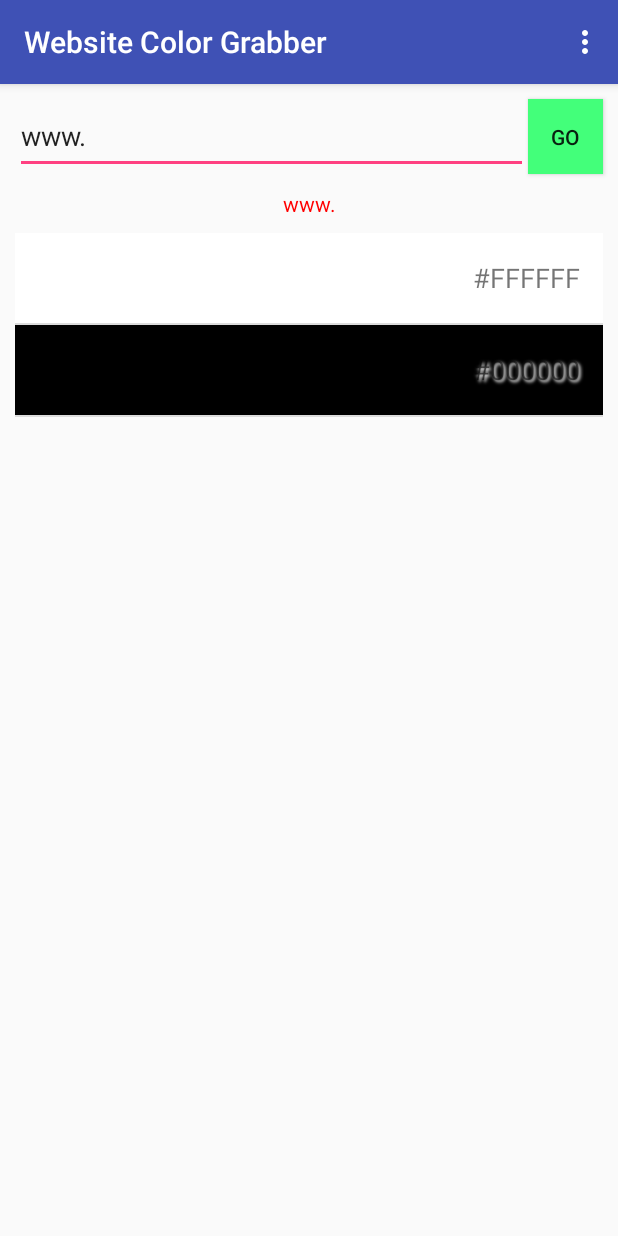
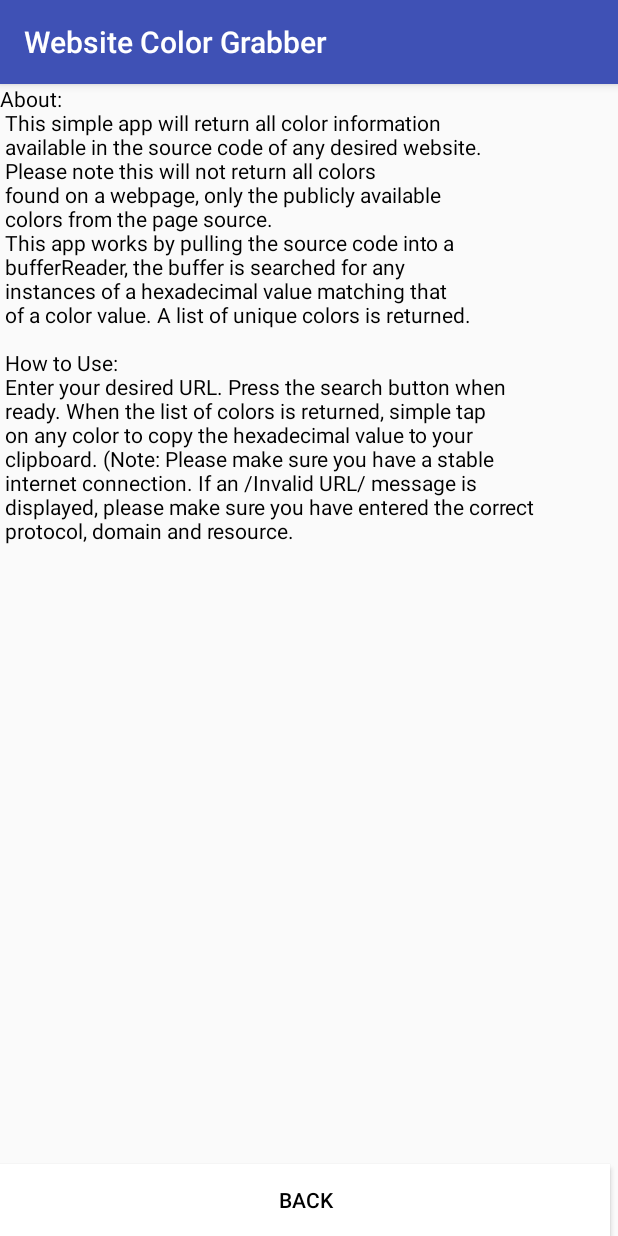
Before and after one commit to KevinMulkearn/SiteColorGrabber, an Android app: the screen it shows after launch (MainActivity before the commit, AboutActivity after it), in the options menu, after a tap on "About", on a phone screen of 412 x 824 dp. Run offline under Robolectric (Android 15) with nearby library versions, the phone set to English and light mode, and no system bars.

Commit message:
About activity added.

```diff
--- a/app/src/main/AndroidManifest.xml
+++ b/app/src/main/AndroidManifest.xml
@@ -19,6 +19,8 @@
                 <category android:name="android.intent.category.LAUNCHER" />
             </intent-filter>
         </activity>
+        <activity android:name=".AboutActivity"
+            android:screenOrientation="portrait"></activity>
     </application>
 
 </manifest>
--- /dev/null
+++ b/app/src/main/java/com/mulkearn/kevin/sitecolorgrabber/AboutActivity.java
@@ -0,0 +1,22 @@
+package com.mulkearn.kevin.sitecolorgrabber;
+
+import android.os.Bundle;
+import android.support.v7.app.AppCompatActivity;
+import android.content.Intent;
+import android.view.View;
+
+public class AboutActivity extends AppCompatActivity{
+
+    @Override
+    protected void onCreate(Bundle savedInstanceState) {
+        super.onCreate(savedInstanceState);
+        setContentView(R.layout.activity_about);
+    }
+
+    public void onReturnClick(View view){
+        Intent i = new Intent(this, MainActivity.class);
+        startActivity(i);
+    }
+
+
+}
--- a/app/src/main/java/com/mulkearn/kevin/sitecolorgrabber/MainActivity.java
+++ b/app/src/main/java/com/mulkearn/kevin/sitecolorgrabber/MainActivity.java
@@ -2,6 +2,7 @@ package com.mulkearn.kevin.sitecolorgrabber;
 
 import android.content.ClipData;
 import android.content.ClipboardManager;
+import android.content.Intent;
 import android.graphics.Color;
 import android.support.v7.app.AppCompatActivity;
 import android.os.Bundle;
@@ -37,11 +38,6 @@ import java.util.Set;
 
 import android.os.Handler;
 import android.os.Message;
-
-import java.net.HttpURLConnection;
-import java.net.URL;
-import java.io.IOException;
-import java.net.MalformedURLException;
 
 public class MainActivity extends AppCompatActivity {
 
@@ -129,8 +125,8 @@ public class MainActivity extends AppCompatActivity {
     public boolean onOptionsItemSelected(MenuItem item) {
         switch (item.getItemId()) {
             case R.id.about:
-                //Intent i = new Intent(this, AboutActivity.class);
-                //startActivity(i);
+                Intent i = new Intent(this, AboutActivity.class);
+                startActivity(i);
                 return true;
             default:
                 return super.onOptionsItemSelected(item);
--- /dev/null
+++ b/app/src/main/res/layout/activity_about.xml
@@ -0,0 +1,23 @@
+<?xml version="1.0" encoding="utf-8"?>
+<RelativeLayout xmlns:android="http://schemas.android.com/apk/res/android"
+    android:layout_width="match_parent" android:layout_height="match_parent">
+
+    <TextView
+        android:layout_width="match_parent"
+        android:layout_height="match_parent"
+        android:text="@string/about_text"
+        android:textColor="#000000"/>
+
+    <Button
+        android:layout_width="match_parent"
+        android:layout_height="wrap_content"
+        android:layout_alignParentBottom="true"
+        android:layout_marginEnd="5dp"
+        android:layout_marginLeft="5dp"
+        android:layout_marginRight="5dp"
+        android:background="#FFFFFF"
+        android:onClick="onReturnClick"
+        android:text="Back"
+        android:textColor="#000000" />
+
+</RelativeLayout>
--- a/app/src/main/res/values/strings.xml
+++ b/app/src/main/res/values/strings.xml
@@ -3,4 +3,24 @@
     <string name="go_button">Go</string>
     <string name="cr_textview">TextView</string>
     <string name="https">www.</string>
+    <string name="about_text">
+        About:\n
+        This simple app will return all color information\n
+        available in the source code of any desired website.\n
+        Please note this will not return all colors\n
+        found on a webpage, only the publicly available\n
+        colors from the page source.\n
+        This app works by pulling the source code into a\n
+        bufferReader, the buffer is searched for any\n
+        instances of a hexadecimal value matching that \n
+        of a color value. A list of unique colors is returned.\n\n
+        How to Use:\n
+        Enter your desired URL. Press the search button when\n
+        ready. When the list of colors is returned, simple tap\n
+        on any color to copy the hexadecimal value to your\n
+        clipboard. (Note: Please make sure you have a stable\n
+        internet connection. If an /"Invalid URL/" message is\n
+        displayed, please make sure you have entered the correct\n
+        protocol, domain and resource.
+    </string>
 </resources>
```
